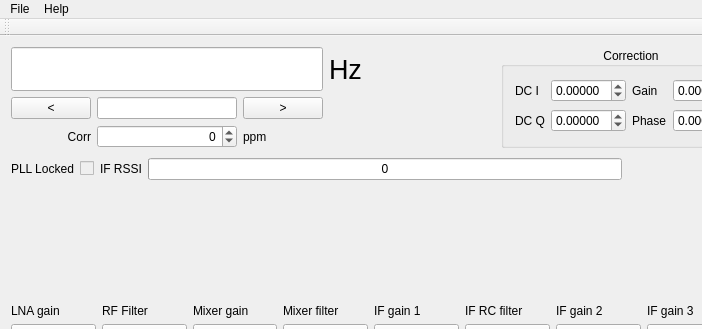
Before: the Qt Designer form mainwindow.ui in csete/qthid, drawn with Qt 5; both pictures show x 0 to 702 and y 0 to 329 of the 1106 by 431 pixel window.
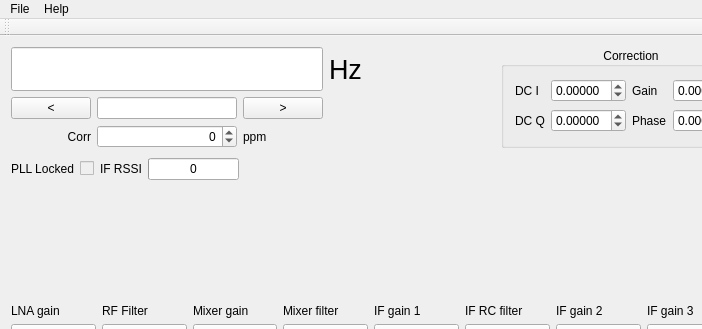
After: the same form once the commit is applied. Icons and pictures are not drawn.

Commit message: Change sizing policy for RSSI display and set range to 0-70.

```diff
--- a/mainwindow.ui
+++ b/mainwindow.ui
@@ -431,8 +431,14 @@
       </item>
       <item>
        <widget class="QProgressBar" name="progressBarIFRSSI">
+        <property name="sizePolicy">
+         <sizepolicy hsizetype="Minimum" vsizetype="Fixed">
+          <horstretch>0</horstretch>
+          <verstretch>0</verstretch>
+         </sizepolicy>
+        </property>
         <property name="maximum">
-         <number>255</number>
+         <number>70</number>
         </property>
         <property name="value">
          <number>0</number>
```
